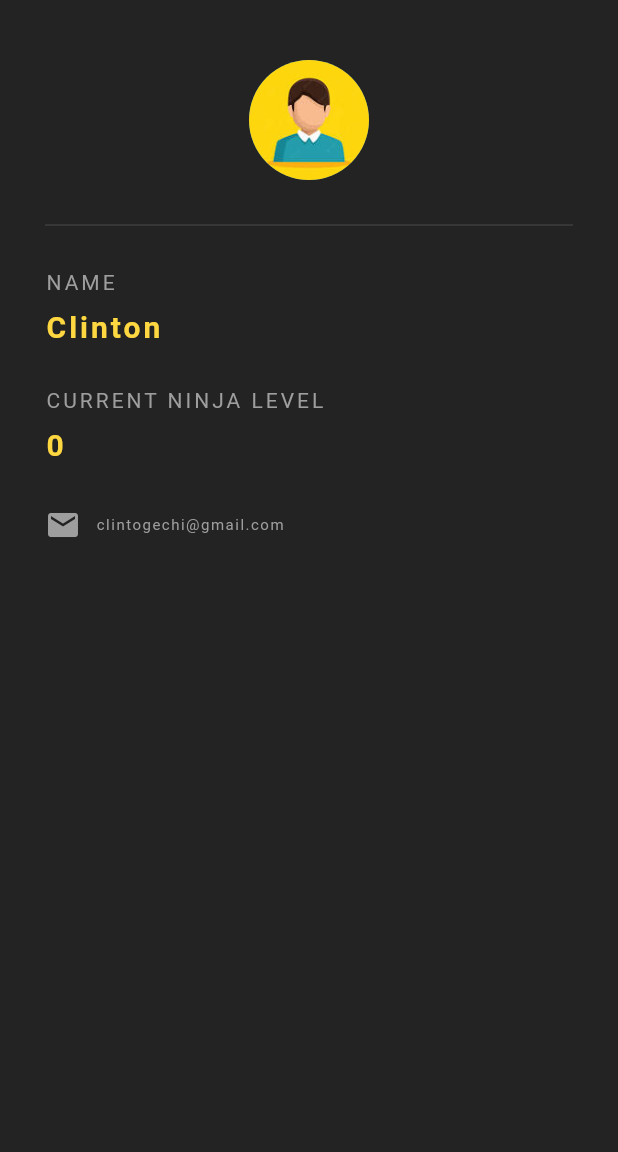
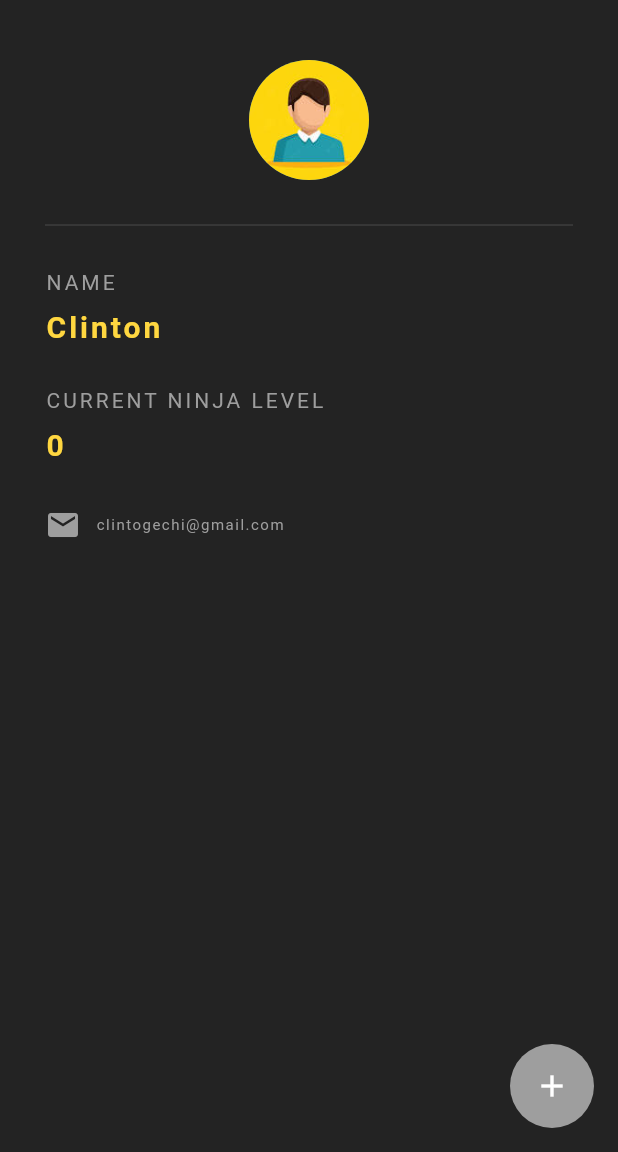
Before and after one commit to clinetty/ninja_id, a Flutter app: the screen it shows after launch, on a phone screen of 412 x 824 dp, the part 84-1236 px from its top. Run offline on Flutter 3.47's test engine with Material 2 defaults, Android fonts, the phone set to English and light mode, and no system bars.

Commit message:
Added floating action button

```diff
--- a/lib/main.dart
+++ b/lib/main.dart
@@ -27,6 +27,16 @@ class _NinjaCardState extends State<NinjaCard> {
         centerTitle: true,
         backgroundColor: Color.fromARGB(255, 62, 62, 62),
         elevation: 0,
+      ),
+      floatingActionButton: FloatingActionButton(
+        onPressed: () {
+          setState(() {
+            ninjaLevel += 1;
+          });
+        },
+        backgroundColor: Colors.grey,
+        elevation: 0.0,
+        child: Icon(Icons.add),
       ),
       body: Padding(
         padding: const EdgeInsets.fromLTRB(30, 40, 30, 0),
```
